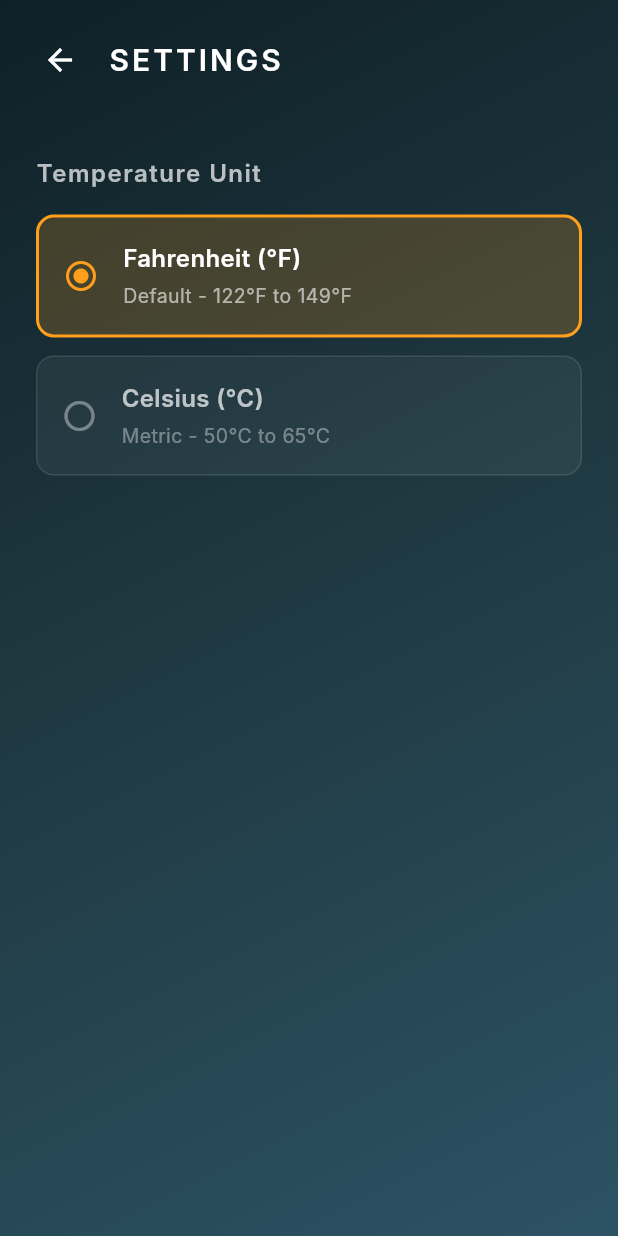
After one commit to rooshimadethis/fix-ur-shit-ember, a Flutter app: the screen it shows after launch, after a tap on the "settings" icon, on a phone screen of 412 x 824 dp. The commit adds this screen. Run offline on Flutter 3.47's test engine with Material 3 defaults, Android fonts, the light colour scheme and no system bars; our stand-ins replace flutter_blue_plus, permission_handler, shared_preferences; Roboto replaces fonts that are missing (Inter).

Commit message:
fahrenheit

```diff
--- a/lib/main.dart
+++ b/lib/main.dart
@@ -2,6 +2,7 @@ import 'package:flutter/material.dart';
 import 'package:provider/provider.dart';
 
 import 'services/ember_service.dart';
+import 'services/settings_service.dart';
 import 'theme/app_theme.dart';
 import 'ui/home_screen.dart';
 
@@ -17,6 +18,7 @@ class MyApp extends StatelessWidget {
     return MultiProvider(
       providers: [
         ChangeNotifierProvider(create: (_) => EmberService()),
+        ChangeNotifierProvider(create: (_) => SettingsService()),
       ],
       child: MaterialApp(
         title: 'Fix Ur Shit Ember',
--- /dev/null
+++ b/lib/services/settings_service.dart
@@ -0,0 +1,73 @@
+import 'package:flutter/material.dart';
+import 'package:shared_preferences/shared_preferences.dart';
+
+enum TemperatureUnit {
+  celsius,
+  fahrenheit,
+}
+
+class SettingsService extends ChangeNotifier {
+  static const String _tempUnitKey = 'temperature_unit';
+
+  TemperatureUnit _temperatureUnit = TemperatureUnit.fahrenheit; // Default to Fahrenheit
+  TemperatureUnit get temperatureUnit => _temperatureUnit;
+
+  bool _isInitialized = false;
+  bool get isInitialized => _isInitialized;
+
+  SettingsService() {
+    _loadSettings();
+  }
+
+  Future<void> _loadSettings() async {
+    final prefs = await SharedPreferences.getInstance();
+    final unitString = prefs.getString(_tempUnitKey);
+
+    if (unitString != null) {
+      _temperatureUnit = unitString == 'celsius'
+          ? TemperatureUnit.celsius
+          : TemperatureUnit.fahrenheit;
+    }
+
+    _isInitialized = true;
+    notifyListeners();
+  }
+
+  Future<void> setTemperatureUnit(TemperatureUnit unit) async {
+    _temperatureUnit = unit;
+    notifyListeners();
+
+    final prefs = await SharedPreferences.getInstance();
+    await prefs.setString(_tempUnitKey, unit == TemperatureUnit.celsius ? 'celsius' : 'fahrenheit');
+  }
+
+  // Convert Celsius to Fahrenheit
+  double celsiusToFahrenheit(double celsius) {
+    return (celsius * 9 / 5) + 32;
+  }
+
+  // Convert Fahrenheit to Celsius
+  double fahrenheitToCelsius(double fahrenheit) {
+    return (fahrenheit - 32) * 5 / 9;
+  }
+
+  // Display temperature in the user's preferred unit
+  double displayTemp(double celsius) {
+    return _temperatureUnit == TemperatureUnit.fahrenheit
+        ? celsiusToFahrenheit(celsius)
+        : celsius;
+  }
+
+  // Convert display temperature back to Celsius for the device
+  double toDeviceTemp(double displayTemp) {
+    return _temperatureUnit == TemperatureUnit.fahrenheit
+        ? fahrenheitToCelsius(displayTemp)
+        : displayTemp;
+  }
+
+  String get unitSymbol => _temperatureUnit == TemperatureUnit.celsius ? '°C' : '°F';
+
+  // Get min/max temps in the current unit
+  double get minTemp => _temperatureUnit == TemperatureUnit.celsius ? 50.0 : 122.0;
+  double get maxTemp => _temperatureUnit == TemperatureUnit.celsius ? 65.0 : 149.0;
+}
--- a/lib/ui/home_screen.dart
+++ b/lib/ui/home_screen.dart
@@ -3,7 +3,9 @@ import 'package:flutter/material.dart';
 import 'package:provider/provider.dart';
 import 'package:permission_handler/permission_handler.dart';
 import '../services/ember_service.dart';
+import '../services/settings_service.dart';
 import '../theme/app_theme.dart';
+import 'settings_screen.dart';
 
 class HomeScreen extends StatefulWidget {
   const HomeScreen({super.key});
@@ -43,6 +45,7 @@ class _HomeScreenState extends State<HomeScreen> with SingleTickerProviderStateM
   @override
   Widget build(BuildContext context) {
     final emberService = Provider.of<EmberService>(context);
+    final settingsService = Provider.of<SettingsService>(context);
 
     return Scaffold(
       body: Stack(
@@ -73,9 +76,19 @@ class _HomeScreenState extends State<HomeScreen> with SingleTickerProviderStateM
                            color: Colors.white60,
                          ),
                        ),
-                       IconButton(
-                         icon: const Icon(Icons.info_outline, color: Colors.white60),
-                         onPressed: () => _showInfoDialog(context),
+                       Row(
+                         children: [
+                           IconButton(
+                             icon: const Icon(Icons.settings_outlined, color: Colors.white60),
+                             onPressed: () => Navigator.of(context).push(
+                               MaterialPageRoute(builder: (_) => const SettingsScreen()),
+                             ),
+                           ),
+                           IconButton(
+                             icon: const Icon(Icons.info_outline, color: Colors.white60),
+                             onPressed: () => _showInfoDialog(context),
+                           ),
+                         ],
                        ),
                      ],
                    ),
@@ -85,9 +98,9 @@ class _HomeScreenState extends State<HomeScreen> with SingleTickerProviderStateM
                    if (!emberService.isConnected) ...[
                      _buildScanButton(emberService),
                    ] else ...[
-                     _buildTemperatureDisplay(emberService),
+                     _buildTemperatureDisplay(emberService, settingsService),
                      const SizedBox(height: 40),
-                     _buildControls(emberService),
+                     _buildControls(emberService, settingsService),
                    ],
 
                    const Spacer(),
@@ -169,13 +182,14 @@ class _HomeScreenState extends State<HomeScreen> with SingleTickerProviderStateM
     );
   }
 
-  Widget _buildTemperatureDisplay(EmberService service) {
-    final temp = service.currentTemp ?? 0.0;
+  Widget _buildTemperatureDisplay(EmberService service, SettingsService settings) {
+    final tempCelsius = service.currentTemp ?? 0.0;
+    final displayTemp = settings.displayTemp(tempCelsius);
 
     return Column(
       children: [
         Text(
-          "${temp.toStringAsFixed(1)}°C",
+          "${displayTemp.toStringAsFixed(1)}${settings.unitSymbol}",
           style: const TextStyle(
             fontSize: 80,
             fontWeight: FontWeight.w200,
@@ -190,7 +204,12 @@ class _HomeScreenState extends State<HomeScreen> with SingleTickerProviderStateM
     );
   }
 
-  Widget _buildControls(EmberService service) {
+  Widget _buildControls(EmberService service, SettingsService settings) {
+    // Get current target temp in Celsius (device uses Celsius)
+    final targetCelsius = service.targetTemp ?? 50.0;
+    // Convert to display unit
+    final displayTemp = settings.displayTemp(targetCelsius);
+
     return Container(
       padding: const EdgeInsets.all(20),
       decoration: BoxDecoration(
@@ -203,21 +222,22 @@ class _HomeScreenState extends State<HomeScreen> with SingleTickerProviderStateM
           const Text("Target Temperature", style: TextStyle(color: Colors.white70)),
           const SizedBox(height: 10),
           Slider(
-            value: (service.targetTemp ?? 50.0).clamp(50.0, 65.0),
-            min: 50.0,
-            max: 65.0,
+            value: displayTemp.clamp(settings.minTemp, settings.maxTemp),
+            min: settings.minTemp,
+            max: settings.maxTemp,
             activeColor: AppTheme.emberOrange,
             inactiveColor: Colors.white12,
             onChanged: (val) {
-               // Update locally and send to device (debouncing recommended but simple start)
-               service.setTargetTemp(val);
+               // Convert display temp back to Celsius for the device
+               final celsiusTemp = settings.toDeviceTemp(val);
+               service.setTargetTemp(celsiusTemp);
             },
           ),
           Row(
             mainAxisAlignment: MainAxisAlignment.spaceBetween,
-            children: const [
-              Text("50°C", style: TextStyle(color: Colors.white38)),
-              Text("65°C", style: TextStyle(color: Colors.white38)),
+            children: [
+              Text("${settings.minTemp.toStringAsFixed(0)}${settings.unitSymbol}", style: const TextStyle(color: Colors.white38)),
+              Text("${settings.maxTemp.toStringAsFixed(0)}${settings.unitSymbol}", style: const TextStyle(color: Colors.white38)),
             ],
           ),
           const SizedBox(height: 20),
--- /dev/null
+++ b/lib/ui/settings_screen.dart
@@ -0,0 +1,149 @@
+import 'package:flutter/material.dart';
+import 'package:provider/provider.dart';
+import '../services/settings_service.dart';
+import '../theme/app_theme.dart';
+
+class SettingsScreen extends StatelessWidget {
+  const SettingsScreen({super.key});
+
+  @override
+  Widget build(BuildContext context) {
+    final settingsService = Provider.of<SettingsService>(context);
+
+    return Scaffold(
+      body: Container(
+        decoration: const BoxDecoration(
+          gradient: AppTheme.backgroundGradient,
+        ),
+        child: SafeArea(
+          child: Column(
+            children: [
+              // App Bar
+              Padding(
+                padding: const EdgeInsets.all(16.0),
+                child: Row(
+                  children: [
+                    IconButton(
+                      icon: const Icon(Icons.arrow_back, color: Colors.white),
+                      onPressed: () => Navigator.of(context).pop(),
+                    ),
+                    const SizedBox(width: 8),
+                    const Text(
+                      "SETTINGS",
+                      style: TextStyle(
+                        fontSize: 20,
+                        letterSpacing: 2,
+                        fontWeight: FontWeight.w600,
+                        color: Colors.white,
+                      ),
+                    ),
+                  ],
+                ),
+              ),
+
+              // Settings Content
+              Expanded(
+                child: Padding(
+                  padding: const EdgeInsets.all(24.0),
+                  child: Column(
+                    crossAxisAlignment: CrossAxisAlignment.start,
+                    children: [
+                      const Text(
+                        "Temperature Unit",
+                        style: TextStyle(
+                          fontSize: 16,
+                          fontWeight: FontWeight.w600,
+                          color: Colors.white70,
+                          letterSpacing: 1,
+                        ),
+                      ),
+                      const SizedBox(height: 16),
+
+                      // Temperature Unit Options
+                      _buildUnitOption(
+                        context,
+                        settingsService,
+                        TemperatureUnit.fahrenheit,
+                        "Fahrenheit (°F)",
+                        "Default - 122°F to 149°F",
+                      ),
+                      const SizedBox(height: 12),
+                      _buildUnitOption(
+                        context,
+                        settingsService,
+                        TemperatureUnit.celsius,
+                        "Celsius (°C)",
+                        "Metric - 50°C to 65°C",
+                      ),
+                    ],
+                  ),
+                ),
+              ),
+            ],
+          ),
+        ),
+      ),
+    );
+  }
+
+  Widget _buildUnitOption(
+    BuildContext context,
+    SettingsService service,
+    TemperatureUnit unit,
+    String title,
+    String subtitle,
+  ) {
+    final isSelected = service.temperatureUnit == unit;
+
+    return GestureDetector(
+      onTap: () => service.setTemperatureUnit(unit),
+      child: Container(
+        padding: const EdgeInsets.all(16),
+        decoration: BoxDecoration(
+          color: isSelected
+              ? AppTheme.emberOrange.withValues(alpha: 0.2)
+              : Colors.white.withValues(alpha: 0.05),
+          borderRadius: BorderRadius.circular(12),
+          border: Border.all(
+            color: isSelected
+                ? AppTheme.emberOrange
+                : Colors.white.withValues(alpha: 0.1),
+            width: isSelected ? 2 : 1,
+          ),
+        ),
+        child: Row(
+          children: [
+            Icon(
+              isSelected ? Icons.radio_button_checked : Icons.radio_button_unchecked,
+              color: isSelected ? AppTheme.emberOrange : Colors.white38,
+            ),
+            const SizedBox(width: 16),
+            Expanded(
+              child: Column(
+                crossAxisAlignment: CrossAxisAlignment.start,
+                children: [
+                  Text(
+                    title,
+                    style: TextStyle(
+                      fontSize: 16,
+                      fontWeight: FontWeight.w600,
+                      color: isSelected ? Colors.white : Colors.white70,
+                    ),
+                  ),
+                  const SizedBox(height: 4),
+                  Text(
+                    subtitle,
+                    style: TextStyle(
+                      fontSize: 13,
+                      color: isSelected ? Colors.white60 : Colors.white38,
+                    ),
+                  ),
+                ],
+              ),
+            ),
+          ],
+        ),
+      ),
+    );
+  }
+}
--- a/pubspec.yaml
+++ b/pubspec.yaml
@@ -37,6 +37,7 @@ dependencies:
   flutter_blue_plus: ^1.34.0
   provider: ^6.1.5+1
   permission_handler: ^12.0.1
+  shared_preferences: ^2.3.4
 
 dev_dependencies:
   flutter_test:
```
Also changed, not shown: pubspec.lock, 1 other file.
